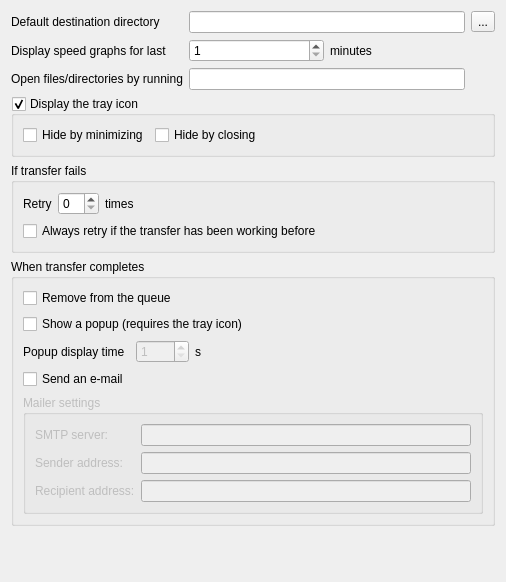
The window that SettingsGeneralForm.ui (LubosD/fatrat) describes before a commit, drawn with Qt 5.
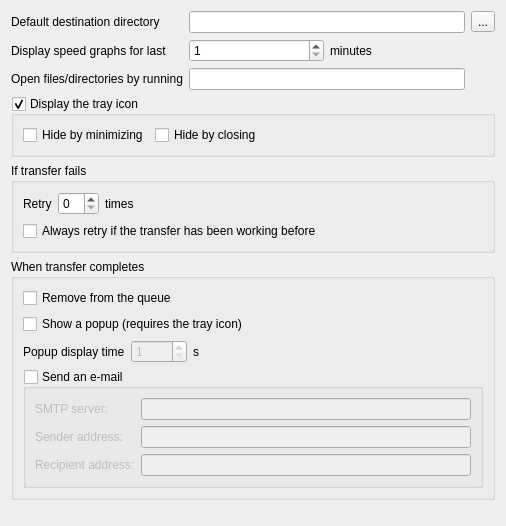
The same window after the commit.

Patch:
```diff
--- a/SettingsGeneralForm.ui
+++ b/SettingsGeneralForm.ui
@@ -6,7 +6,7 @@
     <x>0</x>
     <y>0</y>
     <width>506</width>
-    <height>582</height>
+    <height>526</height>
    </rect>
   </property>
   <property name="windowTitle" >
@@ -152,14 +152,14 @@
       <string>When transfer completes</string>
      </property>
      <layout class="QGridLayout" >
-      <item row="0" column="0" colspan="4" >
+      <item row="0" column="0" colspan="3" >
        <widget class="QCheckBox" name="checkAutoRemove" >
         <property name="text" >
          <string>Remove from the queue</string>
         </property>
        </widget>
       </item>
-      <item row="1" column="0" colspan="4" >
+      <item row="1" column="0" colspan="3" >
        <widget class="QCheckBox" name="checkPopup" >
         <property name="sizePolicy" >
          <sizepolicy vsizetype="Fixed" hsizetype="Expanding" >
@@ -172,7 +172,7 @@
         </property>
        </widget>
       </item>
-      <item row="1" column="4" colspan="2" >
+      <item row="1" column="3" >
        <spacer>
         <property name="orientation" >
          <enum>Qt::Horizontal</enum>
@@ -185,14 +185,14 @@
         </property>
        </spacer>
       </item>
-      <item row="2" column="0" colspan="2" >
+      <item row="2" column="0" >
        <widget class="QLabel" name="label_4" >
         <property name="text" >
          <string>Popup display time</string>
         </property>
        </widget>
       </item>
-      <item row="2" column="2" >
+      <item row="2" column="1" >
        <widget class="QSpinBox" name="spinPopup" >
         <property name="enabled" >
          <bool>false</bool>
@@ -208,14 +208,14 @@
         </property>
        </widget>
       </item>
-      <item row="2" column="3" >
+      <item row="2" column="2" >
        <widget class="QLabel" name="label_5" >
         <property name="text" >
          <string>s</string>
         </property>
        </widget>
       </item>
-      <item row="2" column="5" >
+      <item row="2" column="3" >
        <spacer>
         <property name="orientation" >
          <enum>Qt::Horizontal</enum>
@@ -229,19 +229,15 @@
        </spacer>
       </item>
       <item row="3" column="0" colspan="4" >
-       <widget class="QCheckBox" name="checkEmail" >
-        <property name="text" >
-         <string>Send an e-mail</string>
-        </property>
-       </widget>
-      </item>
-      <item row="4" column="0" colspan="6" >
-       <widget class="QGroupBox" name="groupBox_2" >
-        <property name="enabled" >
-         <bool>false</bool>
-        </property>
+       <widget class="QGroupBox" name="checkEmail" >
         <property name="title" >
-         <string>Mailer settings</string>
+         <string>Send an e-mail</string>
+        </property>
+        <property name="checkable" >
+         <bool>true</bool>
+        </property>
+        <property name="checked" >
+         <bool>false</bool>
         </property>
         <layout class="QGridLayout" >
          <property name="leftMargin" >
```
Left out of the diff: 17 changed lines with no effect on the pictures.
